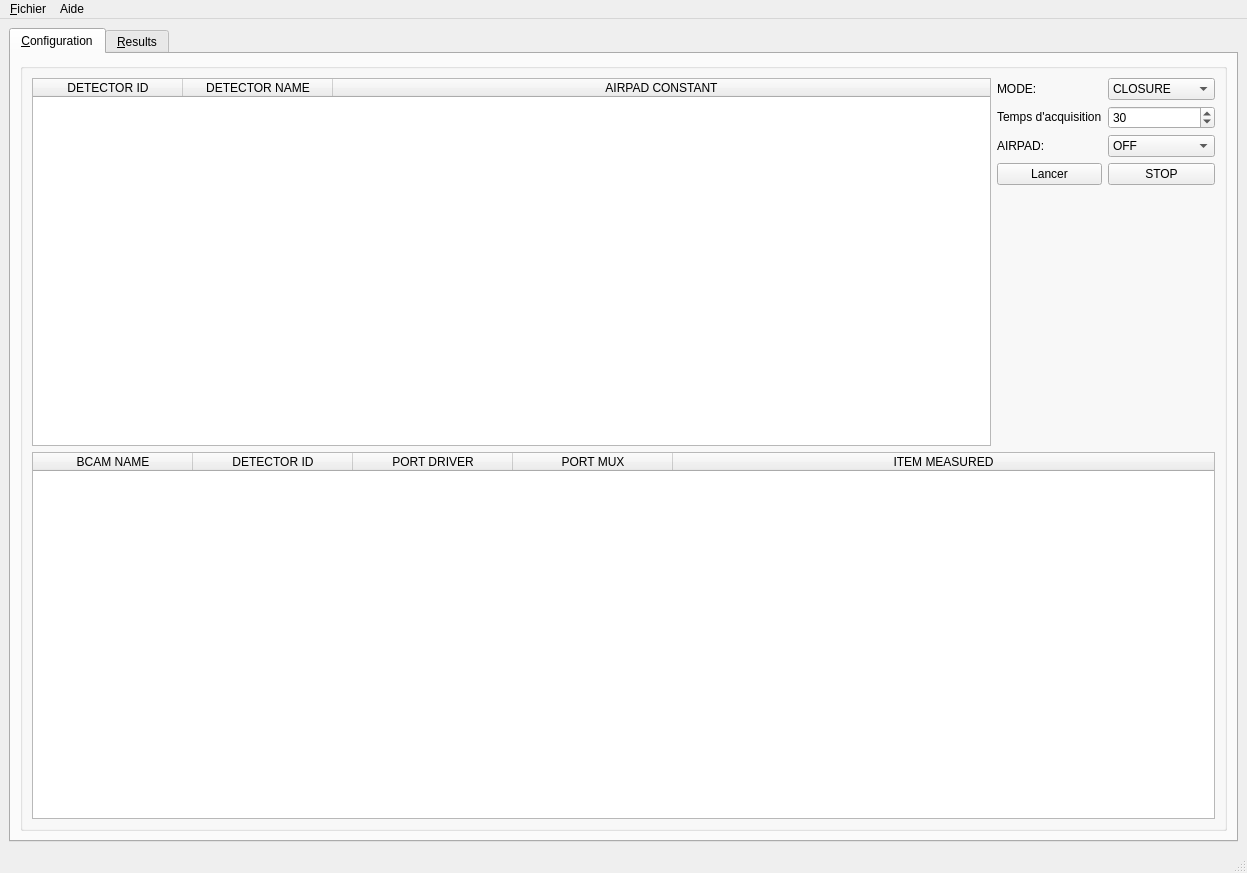
Old version of the form ADEPO/ATLAS_BCAM.ui in the repository CERN/atlas-adepo.
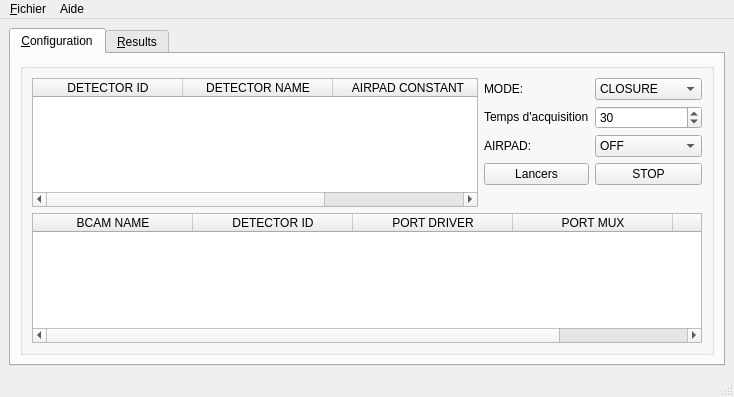
New version of the form. Icons and pictures are not drawn.

Commit message: Added bcam names

The edit to the form file:
```diff
--- a/ADEPO/ATLAS_BCAM.ui
+++ b/ADEPO/ATLAS_BCAM.ui
@@ -6,8 +6,8 @@
    <rect>
     <x>0</x>
     <y>0</y>
-    <width>1247</width>
-    <height>873</height>
+    <width>734</width>
+    <height>397</height>
    </rect>
   </property>
   <property name="sizeIncrement">
@@ -196,7 +196,7 @@
                  <item row="3" column="0">
                   <widget class="QPushButton" name="Boutton_lancer">
                    <property name="text">
-                    <string>Lancer</string>
+                    <string>Lancers</string>
                    </property>
                   </widget>
                  </item>
@@ -501,7 +501,7 @@
     <rect>
      <x>0</x>
      <y>0</y>
-     <width>1247</width>
+     <width>734</width>
      <height>22</height>
     </rect>
    </property>
```
Left out of the diff: 2 changed lines with no effect on the pictures. The commit also changes 2 other files.
